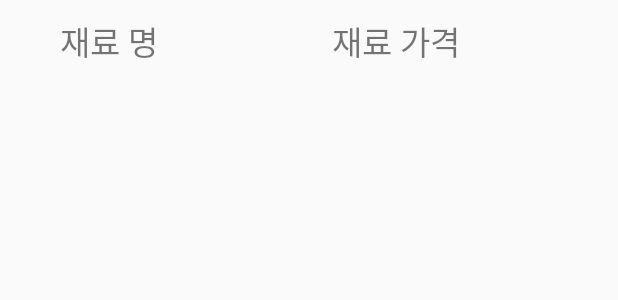
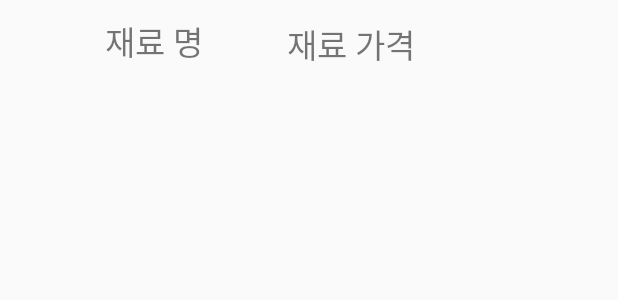
Before and after one commit to KwonOyoun/FrenchBean_pro, an Android app: the layout recyclerview_cost.xml on its own in the app's theme, with its tools: preview values and no code run, on a phone screen of 412 x 824 dp. Shown: the top 300 px of the screen. Run offline under Robolectric (Android 15) with nearby library versions, the phone set to English and light mode, and no system bars.

Commit message:
update menu

```diff
--- a/app/src/main/res/layout/recyclerview_cost.xml
+++ b/app/src/main/res/layout/recyclerview_cost.xml
@@ -3,8 +3,9 @@
     xmlns:app="http://schemas.android.com/apk/res-auto"
     xmlns:tools="http://schemas.android.com/tools"
     android:id="@+id/Layout"
-    android:layout_width="match_parent"
+    android:layout_width="wrap_content"
     android:layout_height="50dp"
+    android:layout_marginLeft="30dp"
     android:padding="4dp">
 
     <TextView
@@ -12,7 +13,6 @@
         android:layout_width="123dp"
         android:layout_height="35dp"
         android:layout_marginBottom="3dp"
-        android:layout_marginStart="40dp"
         android:layout_marginTop="8dp"
         android:clickable="true"
         android:ems="10"
@@ -24,11 +24,12 @@
         android:textSize="22sp"
         app:layout_constraintBottom_toBottomOf="parent"
         app:layout_constraintStart_toEndOf="@+id/Ingradient_name"
-        app:layout_constraintTop_toTopOf="parent" />
+        app:layout_constraintTop_toTopOf="parent"
+        app:layout_constraintVertical_bias="0.0" />
 
     <TextView
         android:id="@+id/Ingradient_name"
-        android:layout_width="141dp"
+        android:layout_width="121dp"
         android:layout_height="35dp"
         android:layout_marginBottom="3dp"
         android:layout_marginStart="16dp"
```
